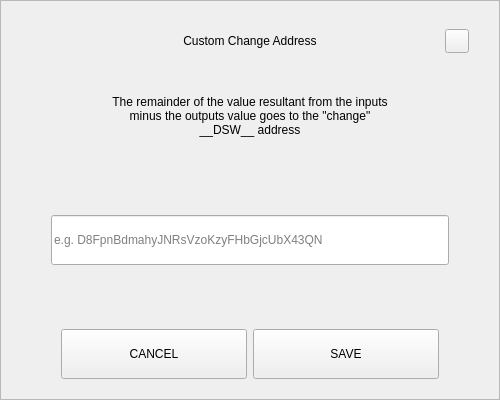
First picture: the form in src/qt/pivx/forms/sendchangeaddressdialog.ui, repository decenomy/DSW, before the edit.
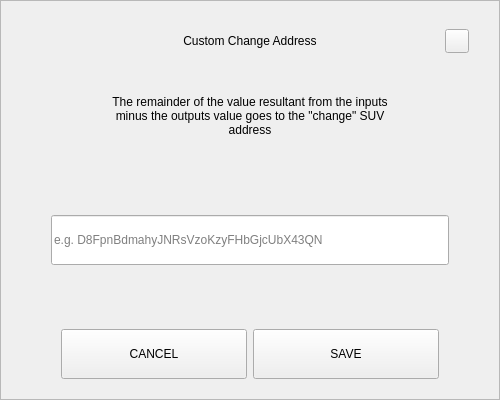
Second picture: the form after the edit.

```diff
--- a/src/qt/pivx/forms/sendchangeaddressdialog.ui
+++ b/src/qt/pivx/forms/sendchangeaddressdialog.ui
@@ -164,7 +164,7 @@
          </size>
         </property>
         <property name="text">
-         <string>The remainder of the value resultant from the inputs minus the outputs value goes to the &quot;change&quot; __DSW__ address</string>
+         <string>The remainder of the value resultant from the inputs minus the outputs value goes to the &quot;change&quot; SUV address</string>
         </property>
         <property name="alignment">
          <set>Qt::AlignCenter</set>
```
